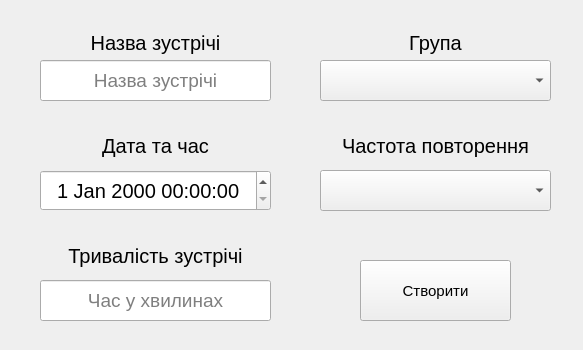
MykytaKa/MVP_Studly_Product, file studly/schedule/meetCreator.ui: the form before one commit.
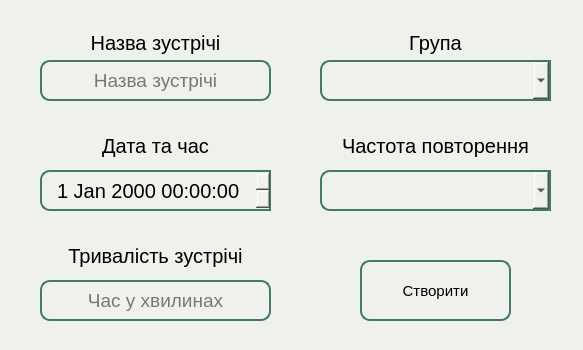
The form after the commit.

Patch:
```diff
--- a/studly/schedule/meetCreator.ui
+++ b/studly/schedule/meetCreator.ui
@@ -1,7 +1,7 @@
 <?xml version="1.0" encoding="UTF-8"?>
 <ui version="4.0">
- <class>Form</class>
- <widget class="QWidget" name="Form">
+ <class>MyDialog</class>
+ <widget class="QDialog" name="MyDialog">
   <property name="geometry">
    <rect>
     <x>0</x>
@@ -33,8 +33,8 @@
     <pointsize>19</pointsize>
    </font>
   </property>
-  <property name="windowTitle">
-   <string>Нова зустріч</string>
+  <property name="styleSheet">
+   <string notr="true">background-color: rgb(239, 241, 237);</string>
   </property>
   <widget class="QLineEdit" name="nameEdit">
    <property name="geometry">
@@ -50,6 +50,12 @@
      <pointsize>14</pointsize>
     </font>
    </property>
+   <property name="styleSheet">
+    <string notr="true">border-radius: 10px;
+                                          border-style: solid;
+                                          border-color: rgb(69, 119, 108);
+                                          border-width: 2px;</string>
+   </property>
    <property name="alignment">
     <set>Qt::AlignCenter</set>
    </property>
@@ -71,6 +77,13 @@
      <pointsize>15</pointsize>
     </font>
    </property>
+   <property name="styleSheet">
+    <string notr="true">border-top-left-radius: 10px;
+                                              border-bottom-left-radius: 10px;
+                                              border-style: solid;
+                                              border-color: rgb(69, 119, 108);
+                                              border-width: 2px;</string>
+   </property>
    <property name="alignment">
     <set>Qt::AlignCenter</set>
    </property>
@@ -89,6 +102,13 @@
      <pointsize>13</pointsize>
     </font>
    </property>
+   <property name="styleSheet">
+    <string notr="true">border-top-left-radius: 10px;
+                                           border-bottom-left-radius: 10px;
+                                           border-style: solid;
+                                           border-color: rgb(69, 119, 108);
+                                           border-width: 2px;</string>
+   </property>
   </widget>
   <widget class="QPushButton" name="createButton">
    <property name="geometry">
@@ -108,6 +128,12 @@
    <property name="cursor">
     <cursorShape>PointingHandCursor</cursorShape>
    </property>
+   <property name="styleSheet">
+    <string notr="true">border-radius: 10px;
+                                              border-style: solid;
+                                              border-color: rgb(69, 119, 108);
+                                              border-width: 2px;</string>
+   </property>
    <property name="text">
     <string>Створити</string>
    </property>
@@ -121,6 +147,13 @@
      <height>41</height>
     </rect>
    </property>
+   <property name="styleSheet">
+    <string notr="true">border-top-left-radius: 10px;
+                                           border-bottom-left-radius: 10px;
+                                           border-style: solid;
+                                           border-color: rgb(69, 119, 108);
+                                           border-width: 2px;</string>
+   </property>
   </widget>
   <widget class="QLabel" name="label">
    <property name="geometry">
@@ -199,6 +232,12 @@
      <pointsize>14</pointsize>
     </font>
    </property>
+   <property name="styleSheet">
+    <string notr="true">border-radius: 10px;
+                                          border-style: solid;
+                                          border-color: rgb(69, 119, 108);
+                                          border-width: 2px;</string>
+   </property>
    <property name="alignment">
     <set>Qt::AlignCenter</set>
    </property>
```
